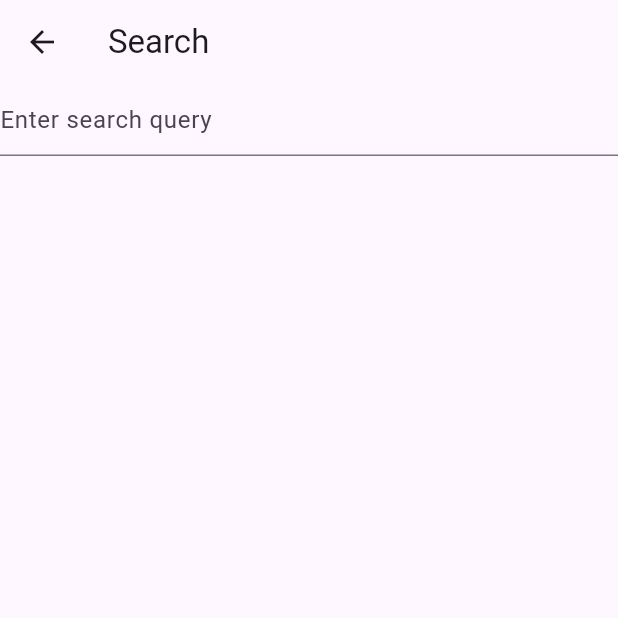
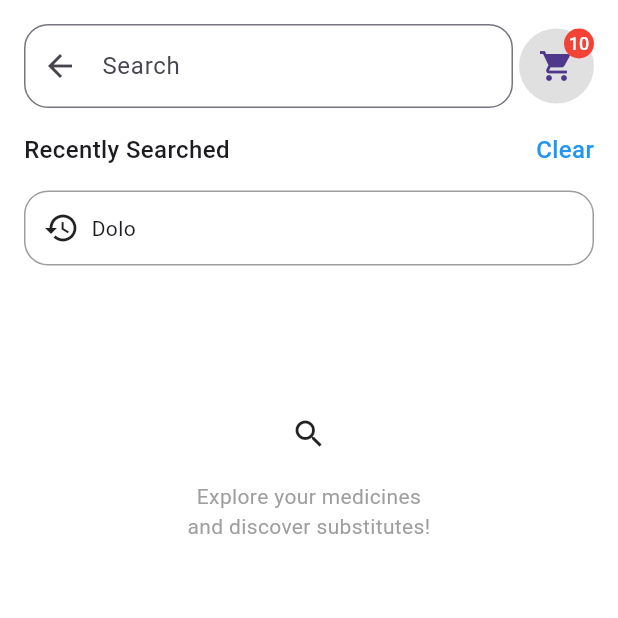
Before and after one commit to sumit-kotal/flutter_poc, a Flutter app: the screen it shows after launch, on a phone screen of 412 x 824 dp, the top half of it. Run offline on Flutter 3.47's test engine with Material 3 defaults, Android fonts, the phone set to English and light mode, and no system bars; our stand-ins replace dio.

Commit message:
search ui base

```diff
--- a/lib/main.dart
+++ b/lib/main.dart
@@ -7,22 +7,25 @@ import 'package:flutter_poc/data/repositories/search_repository.dart';
 import 'package:flutter_poc/domain/usecases/search_usecase.dart';
 
 void main() {
-  runApp(MyApp());
+  runApp(const MyApp());
 }
 
 class MyApp extends StatelessWidget {
+  const MyApp({super.key});
+
   @override
   Widget build(BuildContext context) {
     return MultiProvider(
       providers: [
-        ChangeNotifierProvider(
+        ChangeNotifierProvider<SearchViewModel>(
           create: (_) => SearchViewModel(
-            SearchRepository(Dio()),
-            SearchUseCase(),
+            SearchRepository(Dio()),  // Pass the Dio instance here
+            SearchUseCase(),          // Pass the SearchUseCase here
           ),
         ),
       ],
-      child: MaterialApp(
+      child: const MaterialApp(
+        debugShowCheckedModeBanner: false,
         initialRoute: Routes.searchSuggestion,
         onGenerateRoute: Routes.generateRoute,
       ),
--- a/lib/navigation/routes.dart
+++ b/lib/navigation/routes.dart
@@ -9,12 +9,12 @@ class Routes {
   static Route<dynamic> generateRoute(RouteSettings settings) {
     switch (settings.name) {
       case searchSuggestion:
-        return MaterialPageRoute(builder: (_) => SearchScreen());
+        return MaterialPageRoute(builder: (_) => SearchScreen(onItemClick: () {}));
       // case searchResult:
       //   final args = settings.arguments as String;
       //   return MaterialPageRoute(builder: (_) => SearchResultScreen(searchText: args));
       default:
-        return MaterialPageRoute(builder: (_) => SearchScreen());
+        return MaterialPageRoute(builder: (_) => SearchScreen(onItemClick: () {}));
     }
   }
 }
--- a/lib/presentation/screens/search_screen.dart
+++ b/lib/presentation/screens/search_screen.dart
@@ -1,40 +1,221 @@
 import 'package:flutter/material.dart';
-import 'package:flutter_poc/presentation/viewmodels/search_viewmodel.dart';
+import 'package:provider/provider.dart';
+
+
+import 'package:flutter/material.dart';
 import 'package:provider/provider.dart';
 
 class SearchScreen extends StatelessWidget {
+  final VoidCallback onItemClick;
+
+  SearchScreen({required this.onItemClick});
+
   @override
   Widget build(BuildContext context) {
-    final searchViewModel = context.watch<SearchViewModel>();
+    return ChangeNotifierProvider(
+      create: (_) => SearchViewModel(),
+      child: Scaffold(
+        backgroundColor: Colors.white,
+        body: Padding(
+          padding: const EdgeInsets.all(16.0),
+          child: SearchContent(onItemClick: onItemClick),
+        ),
+      ),
+    );
+  }
+}
 
-    return Scaffold(
-      appBar: AppBar(title: Text('Search')),
-      body: Column(
+
+class SearchContent extends StatelessWidget {
+  final VoidCallback onItemClick;
+
+  SearchContent({required this.onItemClick});
+
+  @override
+  Widget build(BuildContext context) {
+    final searchText = context.watch<SearchViewModel>().searchText;
+    final isLoading = context.watch<SearchViewModel>().isLoading;
+    final productsList = context.watch<SearchViewModel>().filteredProductsList;
+    final isThresholdMet = context.watch<SearchViewModel>().isThresholdMet;
+
+    return Column(
       children: [
-          TextField(
+        Row(
+          children: [
+            Expanded(
+              child: TextField(
                 onChanged: (text) {
-              searchViewModel.getSearchResults(text, 'product');
+                  context.read<SearchViewModel>().onSearchTextChange(text);
                 },
-            decoration: InputDecoration(hintText: 'Enter search query'),
+                decoration: InputDecoration(
+                  hintText: 'Search',
+                  prefixIcon: GestureDetector(
+                    onTap: () {
+                      context.read<SearchViewModel>().clearSearchText();
+                      Navigator.pop(context);
+                    },
+                    child: Icon(Icons.arrow_back),
                   ),
-          if (searchViewModel.isLoading)
-            CircularProgressIndicator(),
-          Expanded(
+                  suffixIcon: searchText.isNotEmpty
+                      ? GestureDetector(
+                          onTap: () {
+                            context.read<SearchViewModel>().clearSearchText();
+                          },
+                          child: Icon(Icons.clear),
+                        )
+                      : null,
+                  border: OutlineInputBorder(
+                    borderRadius: BorderRadius.circular(16),
+                  ),
+                ),
+              ),
+            ),
+            SizedBox(width: 4),
+            Stack(
+              children: [
+                GestureDetector(
+                  onTap: () {
+                    // Navigate to a different screen
+                  },
+                  child: CircleAvatar(
+                    radius: 25,
+                    backgroundColor: Colors.grey[300],
+                    child: Icon(Icons.shopping_cart),
+                  ),
+                ),
+                Positioned(
+                  right: 0,
+                  top: 0,
+                  child: CircleAvatar(
+                    radius: 10,
+                    backgroundColor: Colors.red,
+                    child: Text(
+                      '10',
+                      style: TextStyle(color: Colors.white, fontSize: 12),
+                    ),
+                  ),
+                ),
+              ],
+            )
+          ],
+        ),
+        SizedBox(height: 16),
+        if (isThresholdMet)
+          isLoading
+              ? CircularProgressIndicator()
+              : productsList.isNotEmpty
+                  ? Expanded(
                       child: ListView.builder(
-              itemCount: searchViewModel.suggestions.length,
+                        itemCount: productsList.length,
                         itemBuilder: (context, index) {
-                final suggestion = searchViewModel.suggestions[index];
+                          final product = productsList[index];
                           return ListTile(
-                  title: Text(suggestion.text ?? ''),
-                  onTap: () {
-                    Navigator.pushNamed(context, '/searchResult', arguments: suggestion.productCode);
-                  },
+                            title: Text(product.text),
+                            onTap: onItemClick,
                           );
                         },
+                      ),
+                    )
+                  : Center(child: Text('No Results Found')),
+        if (!isThresholdMet)
+          RecentlySearchedSection(onItemClick: onItemClick),
+      ],
+    );
+  }
+}
+
+class RecentlySearchedSection extends StatelessWidget {
+  final VoidCallback onItemClick;
+
+  RecentlySearchedSection({required this.onItemClick});
+
+  @override
+  Widget build(BuildContext context) {
+    return Column(
+      children: [
+        Row(
+          mainAxisAlignment: MainAxisAlignment.spaceBetween,
+          children: [
+            Text(
+              'Recently Searched',
+              style: TextStyle(
+                fontSize: 16,
+                fontWeight: FontWeight.w500,
+              ),
+            ),
+            Text(
+              'Clear',
+              style: TextStyle(
+                fontSize: 16,
+                color: Colors.blue,
+                fontWeight: FontWeight.w500,
               ),
             ),
           ],
         ),
+        SizedBox(height: 16),
+        GestureDetector(
+          onTap: () {
+            context.read<SearchViewModel>().setSearchText("Dolo");
+            onItemClick();
+          },
+          child: Container(
+            padding: EdgeInsets.all(12),
+            decoration: BoxDecoration(
+              border: Border.all(color: Colors.grey),
+              borderRadius: BorderRadius.circular(16),
+            ),
+            child: Row(
+              children: [
+                Icon(Icons.history),
+                SizedBox(width: 8),
+                Text('Dolo'),
+              ],
+            ),
+          ),
+        ),
+        SizedBox(height: 100),
+        Column(
+          children: [
+            Icon(Icons.search),
+            SizedBox(height: 20),
+            Text(
+              'Explore your medicines\nand discover substitutes!',
+              textAlign: TextAlign.center,
+              style: TextStyle(color: Colors.grey),
+            ),
+          ],
+        ),
+      ],
     );
   }
 }
+
+class SearchViewModel extends ChangeNotifier {
+  String searchText = '';
+  bool isLoading = false;
+  List<Product> filteredProductsList = [];
+  bool isThresholdMet = false;
+
+  void onSearchTextChange(String text) {
+    searchText = text;
+    // Perform search logic
+    notifyListeners();
+  }
+
+  void clearSearchText() {
+    searchText = '';
+    notifyListeners();
+  }
+
+  void setSearchText(String text) {
+    searchText = text;
+    notifyListeners();
+  }
+}
+
+class Product {
+  final String text;
+
+  Product(this.text);
+}
--- a/lib/presentation/viewmodels/search_viewmodel.dart
+++ b/lib/presentation/viewmodels/search_viewmodel.dart
@@ -3,15 +3,37 @@ import 'package:flutter_poc/data/models/search_suggestion.dart';
 import 'package:flutter_poc/data/repositories/search_repository.dart';
 import 'package:flutter_poc/domain/usecases/search_usecase.dart';
 
+import '../screens/search_screen.dart';
+
 class SearchViewModel extends ChangeNotifier {
   final SearchRepository searchRepository;
   final SearchUseCase searchUseCase;
 
+  String searchText = '';
+  bool isLoading = false;
+  List<Product> filteredProductsList = [];
   List<SuggestionWithType> suggestions = [];
-  bool isLoading = false;
   String error = '';
+  bool isThresholdMet = false;
 
   SearchViewModel(this.searchRepository, this.searchUseCase);
+
+  void onSearchTextChange(String text) {
+    searchText = text;
+    // You can add logic for filtering products locally or call the API here.
+    notifyListeners();
+  }
+
+  void clearSearchText() {
+    searchText = '';
+    filteredProductsList = [];
+    notifyListeners();
+  }
+
+  void setSearchText(String text) {
+    searchText = text;
+    notifyListeners();
+  }
 
   Future<void> getSearchResults(String searchText, String type) async {
     try {
```
Also changed, not shown: lib/views/search_screen.dart (deleted). Lines whose indentation alone changed are shown as unchanged.
